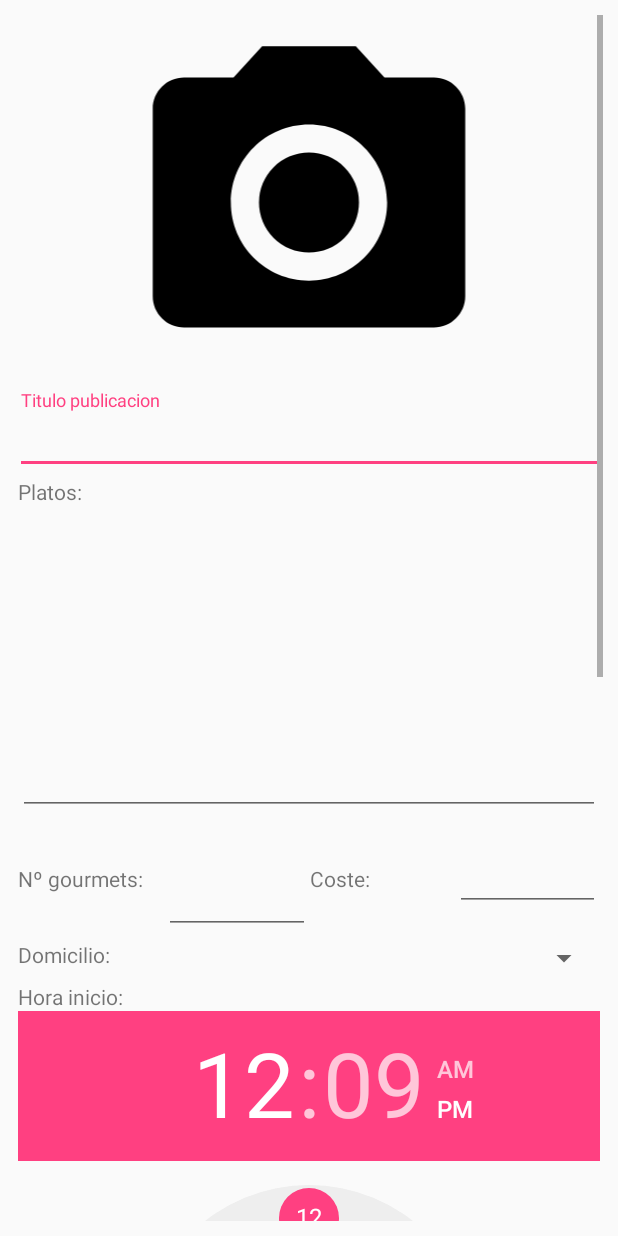
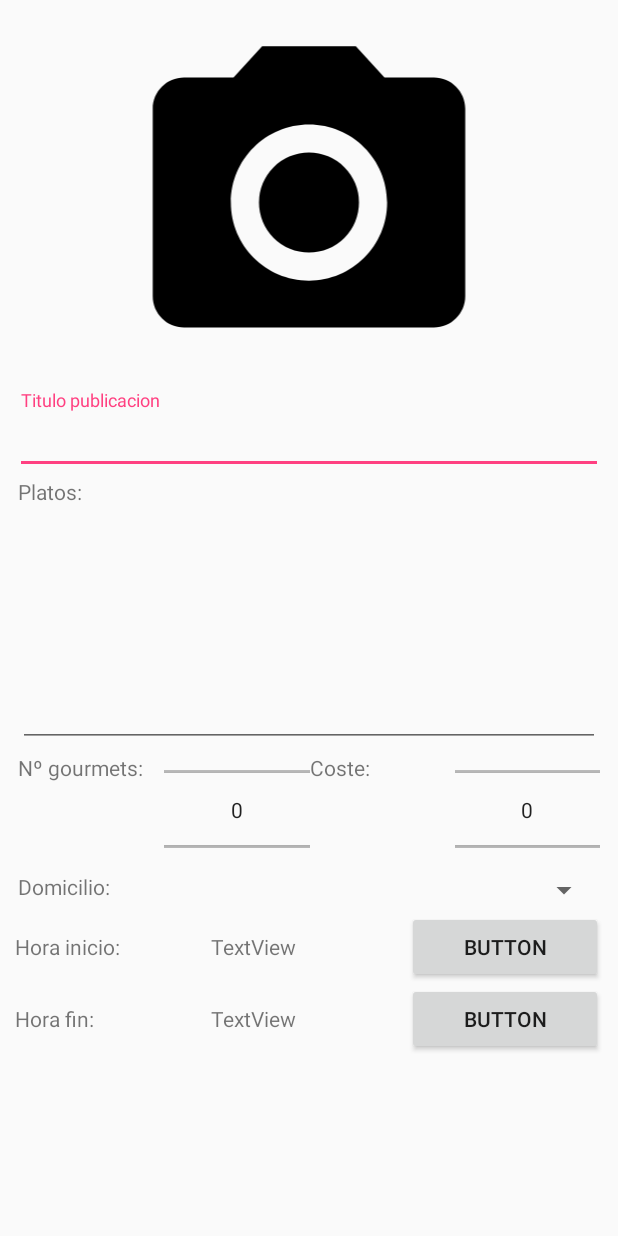
Before and after one commit to PabloMacLinares/ClicknEat, an Android app: the layout activity_publicacion_crear_editar.xml on its own in the app's theme, with its tools: preview values and no code run, on a phone screen of 412 x 824 dp. Run offline under Robolectric (Android 15) with nearby library versions, the phone set to English and light mode, and no system bars.

```diff
--- a/app/src/main/res/layout/activity_publicacion_crear_editar.xml
+++ b/app/src/main/res/layout/activity_publicacion_crear_editar.xml
@@ -48,7 +48,7 @@
                 <TextView
                     android:id="@+id/descripcion"
                     android:layout_width="match_parent"
-                    android:layout_height="75dp"
+                    android:layout_height="30dp"
                     android:layout_weight="1"
                     android:text="Platos:" />
 
@@ -62,7 +62,7 @@
             </LinearLayout>
 
             <LinearLayout
-                android:id="@+id/comensalesLayout"
+                android:id="@+id/gourmetsLayout"
                 android:layout_width="match_parent"
                 android:layout_height="match_parent"
                 android:layout_margin="2dp"
@@ -70,19 +70,17 @@
                 android:orientation="horizontal">
 
                 <TextView
-                    android:id="@+id/numeroComensales"
+                    android:id="@+id/labelNumeroGourmets"
                     android:layout_width="match_parent"
                     android:layout_height="75dp"
                     android:layout_weight="1"
                     android:text="Nº gourmets:" />
 
-                <EditText
-                    android:id="@+id/numeroMaxComensales"
+                <NumberPicker
+                    android:id="@+id/numeroMaxGourmets"
                     android:layout_width="match_parent"
-                    android:layout_height="75dp"
-                    android:layout_weight="1"
-                    android:ems="10"
-                    android:inputType="number" />
+                    android:layout_height="match_parent"
+                    android:layout_weight="1" />
 
                 <TextView
                     android:id="@+id/labelDinero"
@@ -91,13 +89,11 @@
                     android:layout_weight="1"
                     android:text="Coste:" />
 
-                <EditText
+                <NumberPicker
                     android:id="@+id/dineroPlato"
                     android:layout_width="match_parent"
-                    android:layout_height="wrap_content"
-                    android:layout_weight="1"
-                    android:ems="10"
-                    android:inputType="number" />
+                    android:layout_height="match_parent"
+                    android:layout_weight="1" />
 
             </LinearLayout>
 
@@ -128,9 +124,8 @@
                 android:id="@+id/horaInicioLayout"
                 android:layout_width="match_parent"
                 android:layout_height="match_parent"
-                android:layout_margin="2dp"
                 android:layout_weight="1"
-                android:orientation="vertical">
+                android:orientation="horizontal">
 
                 <TextView
                     android:id="@+id/labelHoraInicio"
@@ -139,20 +134,27 @@
                     android:layout_weight="1"
                     android:text="Hora inicio:" />
 
-                <TimePicker
+                <TextView
                     android:id="@+id/horaInicio"
                     android:layout_width="match_parent"
                     android:layout_height="wrap_content"
-                    android:layout_weight="1" />
+                    android:layout_weight="1"
+                    android:text="TextView" />
+
+                <Button
+                    android:id="@+id/button3"
+                    android:layout_width="match_parent"
+                    android:layout_height="wrap_content"
+                    android:layout_weight="1"
+                    android:text="Button" />
+
             </LinearLayout>
 
             <LinearLayout
-                android:id="@+id/horaFinLayout"
                 android:layout_width="match_parent"
                 android:layout_height="match_parent"
-                android:layout_margin="2dp"
                 android:layout_weight="1"
-                android:orientation="vertical">
+                android:orientation="horizontal">
 
                 <TextView
                     android:id="@+id/labelHoraFin"
@@ -161,11 +163,19 @@
                     android:layout_weight="1"
                     android:text="Hora fin:" />
 
-                <TimePicker
+                <TextView
                     android:id="@+id/horaFin"
                     android:layout_width="match_parent"
                     android:layout_height="wrap_content"
-                    android:layout_weight="1" />
+                    android:layout_weight="1"
+                    android:text="TextView" />
+
+                <Button
+                    android:id="@+id/button4"
+                    android:layout_width="match_parent"
+                    android:layout_height="wrap_content"
+                    android:layout_weight="1"
+                    android:text="Button" />
             </LinearLayout>
 
         </LinearLayout>
```
Also changed, not shown: app/src/main/java/com/dam2/clickneat/views/perfilUsuario/PerfilUsuarioContract.java (added, +8 -0 lines), app/src/main/java/com/dam2/clickneat/views/perfilUsuario/PerfilUsuarioModel.java (added, +8 -0 lines), app/src/main/java/com/dam2/clickneat/views/perfilUsuario/PerfilUsuarioPresenter.java (added, +8 -0 lines), app/src/main/java/com/dam2/clickneat/views/perfilUsuario/PerfilUsuarioView.java (added, +8 -0 lines), app/src/main/res/layout/activity_perfil_usuario.xml (added, +125 -0 lines).
